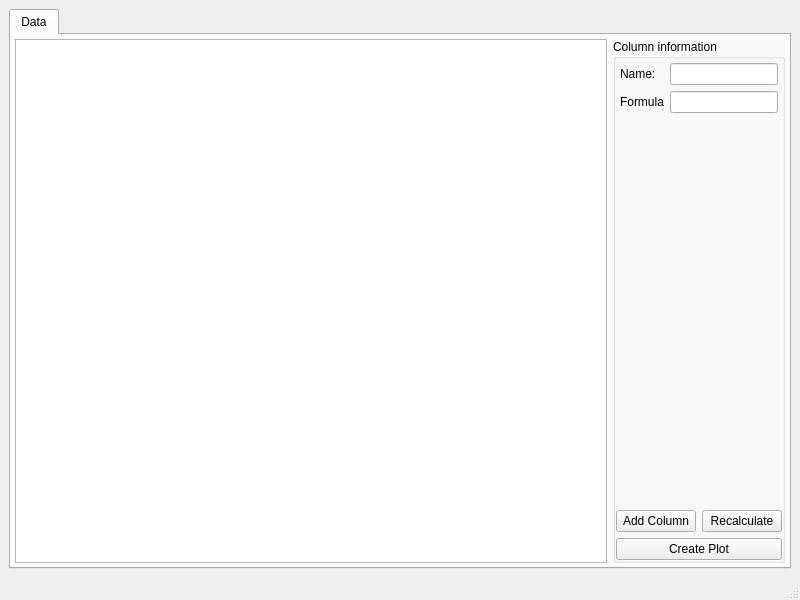
The window that analyser.ui (davidfokkema/tailor) describes before a commit, drawn with Qt 5.
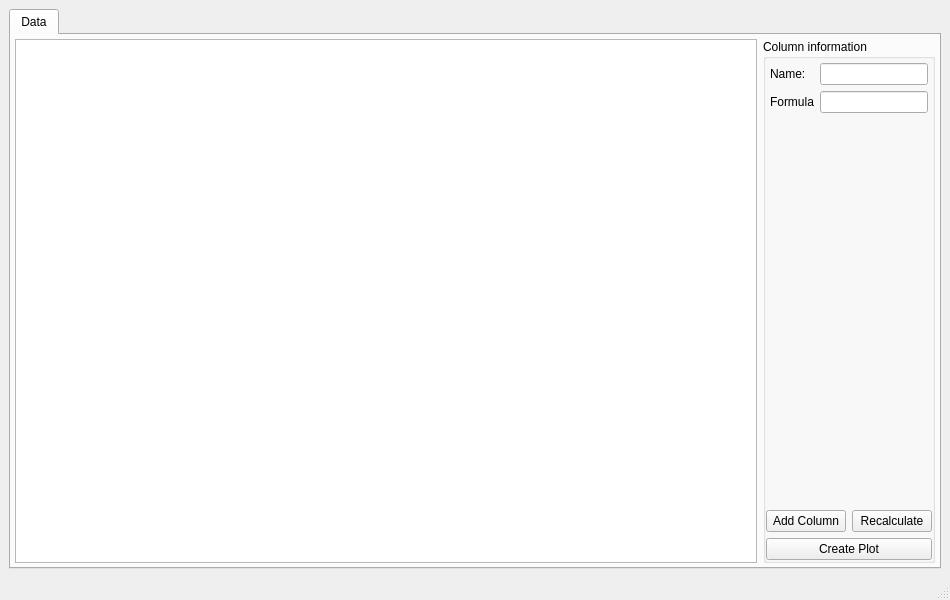
The same window after the commit.

```diff
--- a/analyser.ui
+++ b/analyser.ui
@@ -6,7 +6,7 @@
    <rect>
     <x>0</x>
     <y>0</y>
-    <width>800</width>
+    <width>950</width>
     <height>600</height>
    </rect>
   </property>
```
Left out of the diff: 2 changed lines with no effect on the pictures.
